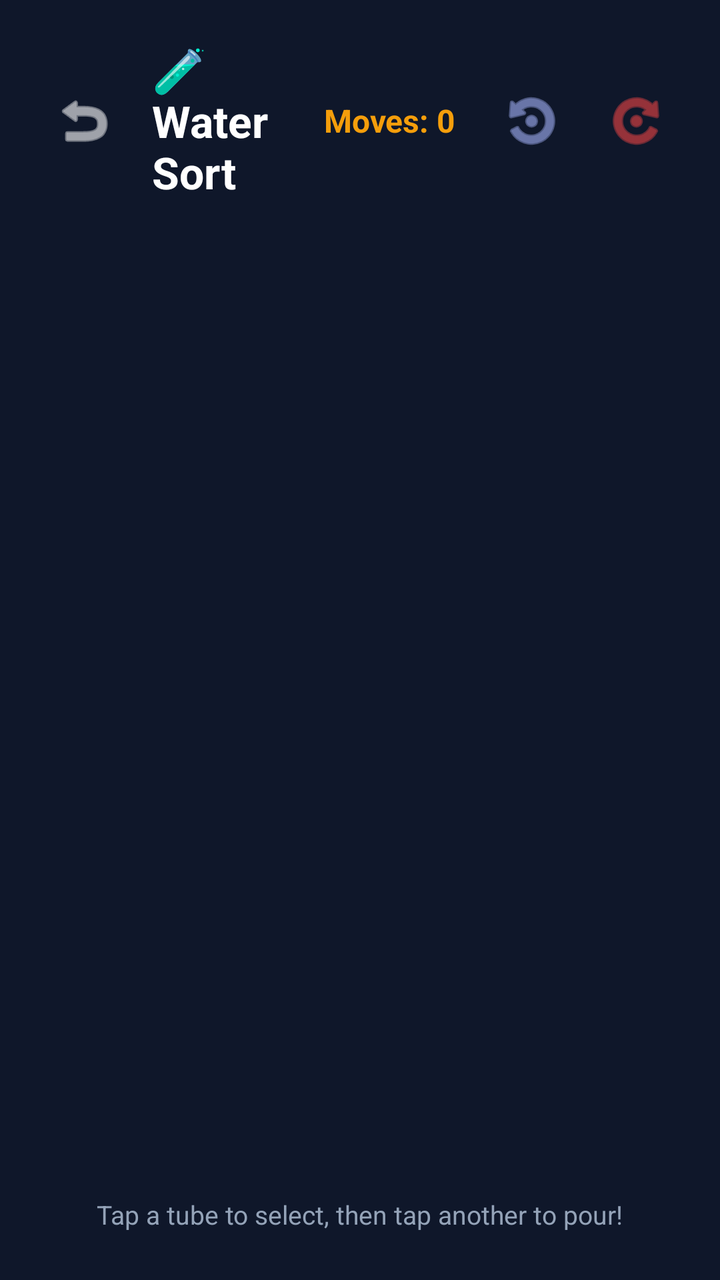
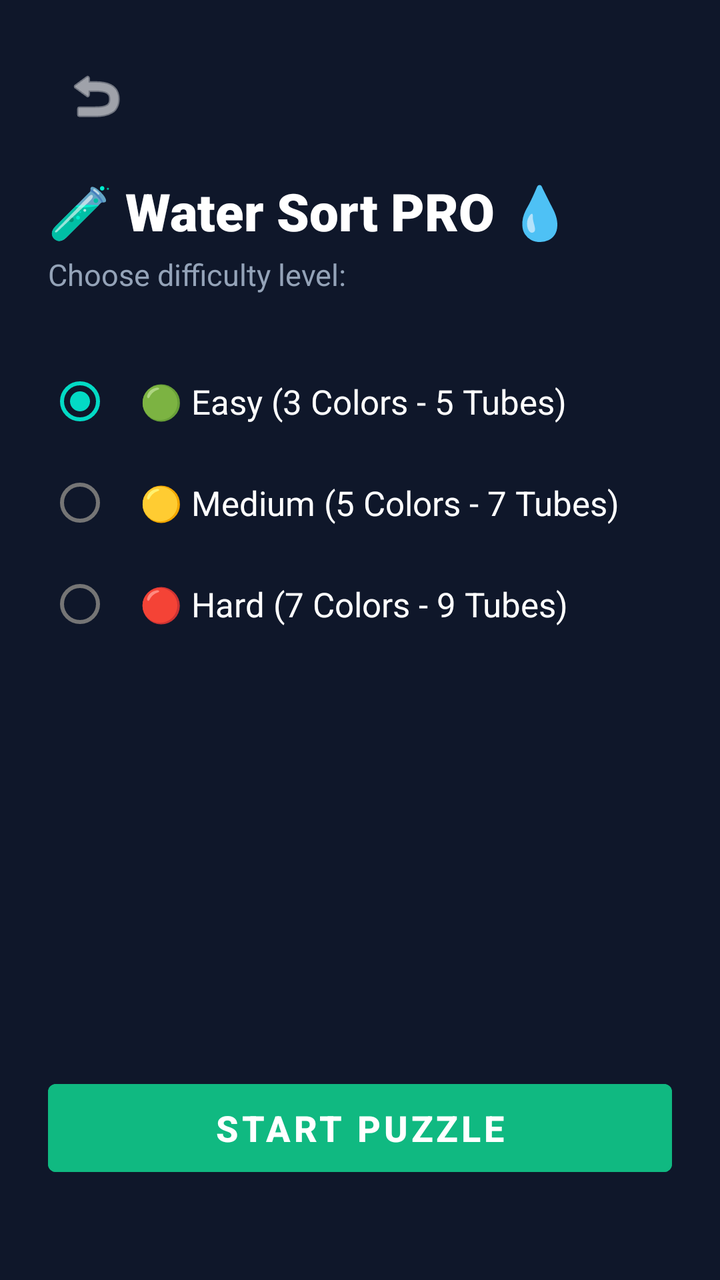

The first picture is an Android layout as it rendered before a commit; the second is the same layout after the commit. The layout source and the unified diff follow.
<!-- AndroidManifest.xml: application theme Theme.TicTacToe -->
<!-- res/layout/fragment_water_sort.xml -->
<?xml version="1.0" encoding="utf-8"?>
<androidx.constraintlayout.widget.ConstraintLayout xmlns:android="http://schemas.android.com/apk/res/android"
    xmlns:app="http://schemas.android.com/apk/res-auto"
    android:layout_width="match_parent"
    android:layout_height="match_parent"
    android:background="#0F172A">

    
    <LinearLayout
        android:id="@+id/headerLayout"
        android:layout_width="match_parent"
        android:layout_height="wrap_content"
        android:gravity="center_vertical"
        android:orientation="horizontal"
        android:padding="20dp"
        app:layout_constraintTop_toTopOf="parent">

        <ImageButton
            android:id="@+id/btnBack"
            android:layout_width="44dp"
            android:layout_height="44dp"
            android:background="?attr/selectableItemBackgroundBorderless"
            android:src="@android:drawable/ic_menu_revert"
            app:tint="@color/white" />

        <TextView
            android:id="@+id/tvTitle"
            android:layout_width="0dp"
            android:layout_height="wrap_content"
            android:layout_weight="1"
            android:layout_marginStart="12dp"
            android:text="🧪 Water Sort"
            android:textColor="@color/white"
            android:textSize="22sp"
            android:textStyle="bold" />

        <TextView
            android:id="@+id/tvMoves"
            android:layout_width="wrap_content"
            android:layout_height="wrap_content"
            android:text="Moves: 0"
            android:textColor="#F59E0B"
            android:textSize="16sp"
            android:textStyle="bold"
            android:layout_marginEnd="16dp"/>

        <ImageButton
            android:id="@+id/btnUndo"
            android:layout_width="44dp"
            android:layout_height="44dp"
            android:background="?attr/selectableItemBackgroundBorderless"
            android:src="@android:drawable/ic_menu_rotate"
            android:scaleX="-1"
            app:tint="#A5B4FC"
            android:layout_marginEnd="8dp"/>

        <ImageButton
            android:id="@+id/btnRestart"
            android:layout_width="44dp"
            android:layout_height="44dp"
            android:background="?attr/selectableItemBackgroundBorderless"
            android:src="@android:drawable/ic_menu_rotate"
            app:tint="#EF4444" />
    </LinearLayout>

    
    <LinearLayout
        android:id="@+id/tubesContainer"
        android:layout_width="match_parent"
        android:layout_height="0dp"
        android:orientation="vertical"
        android:gravity="center"
        android:padding="16dp"
        app:layout_constraintTop_toBottomOf="@+id/headerLayout"
        app:layout_constraintBottom_toTopOf="@+id/tvTip">

        
        <LinearLayout
            android:id="@+id/rowTop"
            android:layout_width="match_parent"
            android:layout_height="wrap_content"
            android:orientation="horizontal"
            android:gravity="center"
            android:layout_marginBottom="32dp"/>

        
        <LinearLayout
            android:id="@+id/rowBottom"
            android:layout_width="match_parent"
            android:layout_height="wrap_content"
            android:orientation="horizontal"
            android:gravity="center"/>

    </LinearLayout>

    <TextView
        android:id="@+id/tvTip"
        android:layout_width="wrap_content"
        android:layout_height="wrap_content"
        android:text="Tap a tube to select, then tap another to pour!"
        android:textColor="#94A3B8"
        android:textSize="13sp"
        android:layout_marginBottom="24dp"
        app:layout_constraintBottom_toBottomOf="parent"
        app:layout_constraintStart_toStartOf="parent"
        app:layout_constraintEnd_toEndOf="parent" />

</androidx.constraintlayout.widget.ConstraintLayout>
<!-- resources referenced by this layout -->
<resources>
  <color name="white">#FFFFFFFF</color>
  <style name="Theme.TicTacToe" parent="Theme.MaterialComponents.DayNight.NoActionBar">
          <item name="colorPrimary">@color/purple_500</item>
          <item name="colorPrimaryVariant">@color/purple_700</item>
          <item name="colorOnPrimary">@color/white</item>
          <item name="colorSecondary">@color/teal_200</item>
          <item name="colorSecondaryVariant">@color/teal_700</item>
          <item name="colorOnSecondary">@color/black</item>
          <item name="android:statusBarColor">@color/background_color</item>
          <item name="android:windowBackground">@color/background_color</item>
      </style>
  <color name="purple_500">#FF6200EE</color>
  <color name="purple_700">#FF3700B3</color>
  <color name="teal_200">#FF03DAC5</color>
  <color name="teal_700">#FF018786</color>
  <color name="black">#FF000000</color>
  <color name="background_color">#1E1B4B</color>
</resources>

<!-- the commit's change to res/layout/fragment_water_sort.xml (unified diff, before → after) -->
@@ -6,103 +6,204 @@
     android:background="#0F172A">
 
     
-    <LinearLayout
-        android:id="@+id/headerLayout"
+    <androidx.constraintlayout.widget.ConstraintLayout
+        android:id="@+id/setupContainer"
         android:layout_width="match_parent"
-        android:layout_height="wrap_content"
-        android:gravity="center_vertical"
-        android:orientation="horizontal"
-        android:padding="20dp"
-        app:layout_constraintTop_toTopOf="parent">
+        android:layout_height="match_parent"
+        android:padding="24dp"
+        android:visibility="visible">
 
         <ImageButton
-            android:id="@+id/btnBack"
-            android:layout_width="44dp"
-            android:layout_height="44dp"
+            android:id="@+id/btnSetupBack"
+            android:layout_width="48dp"
+            android:layout_height="48dp"
             android:background="?attr/selectableItemBackgroundBorderless"
             android:src="@android:drawable/ic_menu_revert"
-            app:tint="@color/white" />
+            app:tint="@color/white"
+            app:layout_constraintTop_toTopOf="parent"
+            app:layout_constraintStart_toStartOf="parent" />
 
         <TextView
-            android:id="@+id/tvTitle"
-            android:layout_width="0dp"
-            android:layout_height="wrap_content"
-            android:layout_weight="1"
-            android:layout_marginStart="12dp"
-            android:text="🧪 Water Sort"
+            android:id="@+id/tvSetupTitle"
+            android:layout_width="wrap_content"
+            android:layout_height="wrap_content"
+            android:text="🧪 Water Sort PRO 💧"
             android:textColor="@color/white"
-            android:textSize="22sp"
-            android:textStyle="bold" />
+            android:textSize="26sp"
+            android:fontFamily="sans-serif-black"
+            android:layout_marginTop="16dp"
+            app:layout_constraintTop_toBottomOf="@+id/btnSetupBack"
+            app:layout_constraintStart_toStartOf="parent" />
 
         <TextView
-            android:id="@+id/tvMoves"
+            android:id="@+id/tvSetupSubtitle"
             android:layout_width="wrap_content"
             android:layout_height="wrap_content"
-            android:text="Moves: 0"
-            android:textColor="#F59E0B"
-            android:textSize="16sp"
+            android:text="Choose difficulty level:"
+            android:textColor="#94A3B8"
+            android:textSize="15sp"
+            android:layout_marginTop="4dp"
+            app:layout_constraintTop_toBottomOf="@+id/tvSetupTitle"
+            app:layout_constraintStart_toStartOf="parent" />
+
+        <RadioGroup
+            android:id="@+id/rgDifficulty"
+            android:layout_width="match_parent"
+            android:layout_height="wrap_content"
+            android:orientation="vertical"
+            android:layout_marginTop="28dp"
+            app:layout_constraintTop_toBottomOf="@+id/tvSetupSubtitle">
+
+            <RadioButton
+                android:id="@+id/rbEasy"
+                android:layout_width="match_parent"
+                android:layout_height="wrap_content"
+                android:text="🟢 Easy (3 Colors - 5 Tubes)"
+                android:textColor="@color/white"
+                android:textSize="17sp"
+                android:padding="14dp"
+                android:checked="true"/>
+
+            <RadioButton
+                android:id="@+id/rbMedium"
+                android:layout_width="match_parent"
+                android:layout_height="wrap_content"
+                android:text="🟡 Medium (5 Colors - 7 Tubes)"
+                android:textColor="@color/white"
+                android:textSize="17sp"
+                android:padding="14dp"/>
+
+            <RadioButton
+                android:id="@+id/rbHard"
+                android:layout_width="match_parent"
+                android:layout_height="wrap_content"
+                android:text="🔴 Hard (7 Colors - 9 Tubes)"
+                android:textColor="@color/white"
+                android:textSize="17sp"
+                android:padding="14dp"/>
+        </RadioGroup>
+
+        <Button
+            android:id="@+id/btnStartPuzzle"
+            android:layout_width="match_parent"
+            android:layout_height="56dp"
+            android:text="START PUZZLE"
+            android:backgroundTint="#10B981"
+            android:textColor="@color/white"
             android:textStyle="bold"
-            android:layout_marginEnd="16dp"/>
-
-        <ImageButton
-            android:id="@+id/btnUndo"
-            android:layout_width="44dp"
-            android:layout_height="44dp"
-            android:background="?attr/selectableItemBackgroundBorderless"
-            android:src="@android:drawable/ic_menu_rotate"
-            android:scaleX="-1"
-            app:tint="#A5B4FC"
-            android:layout_marginEnd="8dp"/>
-
-        <ImageButton
-            android:id="@+id/btnRestart"
-            android:layout_width="44dp"
-            android:layout_height="44dp"
-            android:background="?attr/selectableItemBackgroundBorderless"
-            android:src="@android:drawable/ic_menu_rotate"
-            app:tint="#EF4444" />
-    </LinearLayout>
+            android:textSize="18sp"
+            android:layout_marginBottom="24dp"
+            app:layout_constraintBottom_toBottomOf="parent" />
+
+    </androidx.constraintlayout.widget.ConstraintLayout>
 
     
-    <LinearLayout
-        android:id="@+id/tubesContainer"
+    <androidx.constraintlayout.widget.ConstraintLayout
+        android:id="@+id/gameplayContainer"
         android:layout_width="match_parent"
-        android:layout_height="0dp"
-        android:orientation="vertical"
-        android:gravity="center"
-        android:padding="16dp"
-        app:layout_constraintTop_toBottomOf="@+id/headerLayout"
-        app:layout_constraintBottom_toTopOf="@+id/tvTip">
+        android:layout_height="match_parent"
+        android:visibility="gone">
 
         
         <LinearLayout
-            android:id="@+id/rowTop"
-            android:layout_width="match_parent"
-            android:layout_height="wrap_content"
+            android:id="@+id/headerLayout"
+            android:layout_width="match_parent"
+            android:layout_height="wrap_content"
+            android:gravity="center_vertical"
             android:orientation="horizontal"
-            android:gravity="center"
-            android:layout_marginBottom="32dp"/>
+            android:padding="20dp"
+            app:layout_constraintTop_toTopOf="parent">
+
+            <ImageButton
+                android:id="@+id/btnGameplayBack"
+                android:layout_width="44dp"
+                android:layout_height="44dp"
+                android:background="?attr/selectableItemBackgroundBorderless"
+                android:src="@android:drawable/ic_menu_revert"
+                app:tint="@color/white" />
+
+            <TextView
+                android:id="@+id/tvTitle"
+                android:layout_width="0dp"
+                android:layout_height="wrap_content"
+                android:layout_weight="1"
+                android:layout_marginStart="12dp"
+                android:text="🧪 Water Sort"
+                android:textColor="@color/white"
+                android:textSize="22sp"
+                android:textStyle="bold" />
+
+            <TextView
+                android:id="@+id/tvMoves"
+                android:layout_width="wrap_content"
+                android:layout_height="wrap_content"
+                android:text="Moves: 0"
+                android:textColor="#F59E0B"
+                android:textSize="16sp"
+                android:textStyle="bold"
+                android:layout_marginEnd="16dp"/>
+
+            <ImageButton
+                android:id="@+id/btnUndo"
+                android:layout_width="44dp"
+                android:layout_height="44dp"
+                android:background="?attr/selectableItemBackgroundBorderless"
+                android:src="@android:drawable/ic_menu_rotate"
+                android:scaleX="-1"
+                app:tint="#A5B4FC"
+                android:layout_marginEnd="8dp"/>
+
+            <ImageButton
+                android:id="@+id/btnRestart"
+                android:layout_width="44dp"
+                android:layout_height="44dp"
+                android:background="?attr/selectableItemBackgroundBorderless"
+                android:src="@android:drawable/ic_menu_rotate"
+                app:tint="#EF4444" />
+        </LinearLayout>
 
         
         <LinearLayout
-            android:id="@+id/rowBottom"
-            android:layout_width="match_parent"
-            android:layout_height="wrap_content"
-            android:orientation="horizontal"
-            android:gravity="center"/>
-
-    </LinearLayout>
-
-    <TextView
-        android:id="@+id/tvTip"
-        android:layout_width="wrap_content"
-        android:layout_height="wrap_content"
-        android:text="Tap a tube to select, then tap another to pour!"
-        android:textColor="#94A3B8"
-        android:textSize="13sp"
-        android:layout_marginBottom="24dp"
-        app:layout_constraintBottom_toBottomOf="parent"
-        app:layout_constraintStart_toStartOf="parent"
-        app:layout_constraintEnd_toEndOf="parent" />
+            android:id="@+id/tubesContainer"
+            android:layout_width="match_parent"
+            android:layout_height="0dp"
+            android:orientation="vertical"
+            android:gravity="center"
+            android:padding="16dp"
+            app:layout_constraintTop_toBottomOf="@+id/headerLayout"
+            app:layout_constraintBottom_toTopOf="@+id/tvTip">
+
+            
+            <LinearLayout
+                android:id="@+id/rowTop"
+                android:layout_width="match_parent"
+                android:layout_height="wrap_content"
+                android:orientation="horizontal"
+                android:gravity="center"
+                android:layout_marginBottom="24dp"/>
+
+            
+            <LinearLayout
+                android:id="@+id/rowBottom"
+                android:layout_width="match_parent"
+                android:layout_height="wrap_content"
+                android:orientation="horizontal"
+                android:gravity="center"/>
+
+        </LinearLayout>
+
+        <TextView
+            android:id="@+id/tvTip"
+            android:layout_width="wrap_content"
+            android:layout_height="wrap_content"
+            android:text="Tap a tube to select, then tap another to pour!"
+            android:textColor="#94A3B8"
+            android:textSize="13sp"
+            android:layout_marginBottom="24dp"
+            app:layout_constraintBottom_toBottomOf="parent"
+            app:layout_constraintStart_toStartOf="parent"
+            app:layout_constraintEnd_toEndOf="parent" />
+
+    </androidx.constraintlayout.widget.ConstraintLayout>
 
 </androidx.constraintlayout.widget.ConstraintLayout>
